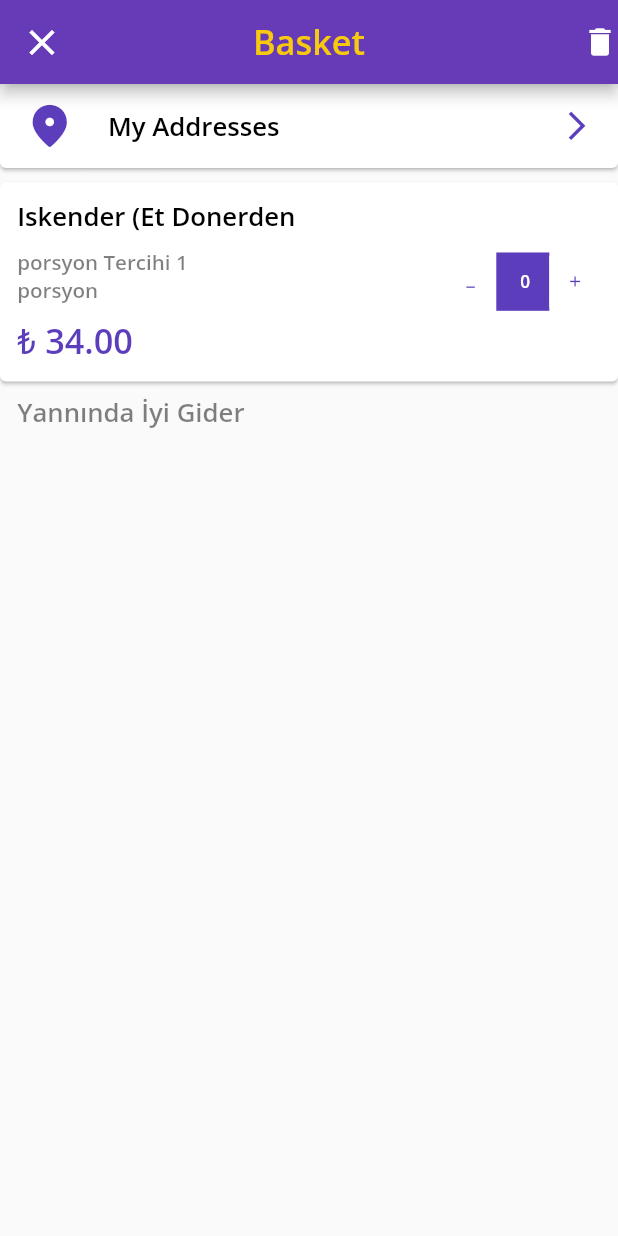
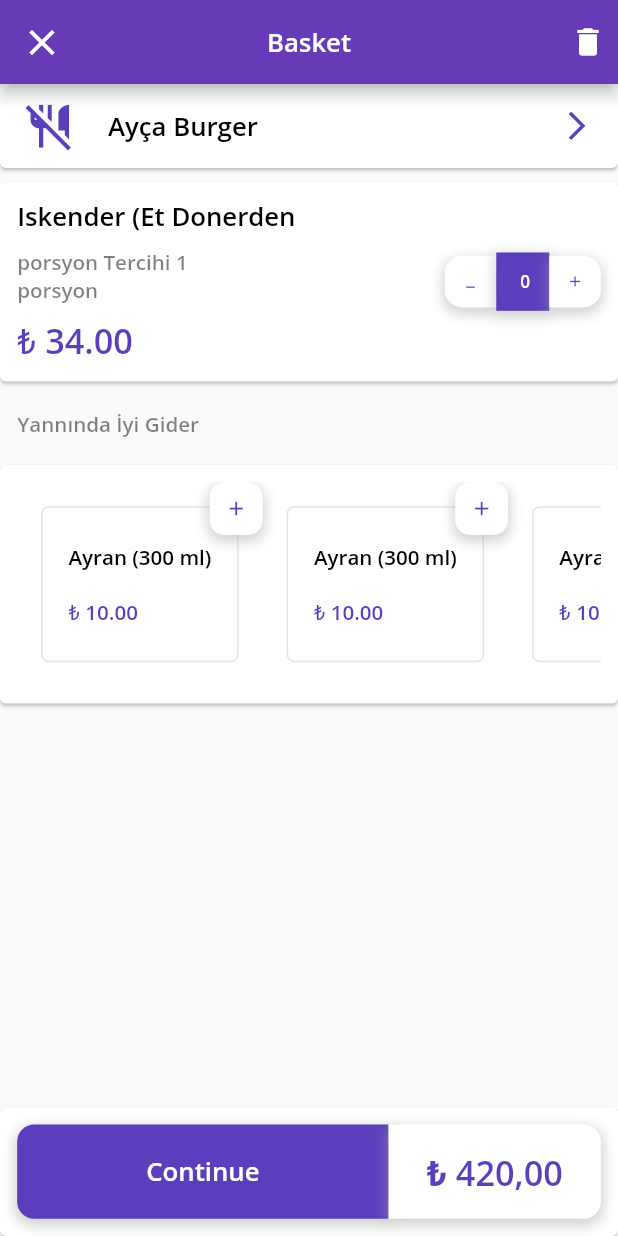
Before and after one commit to Osama7Star/IBasket, a Flutter app: the Basket screen opened directly, on a phone screen of 412 x 824 dp. Run offline on Flutter 3.47's test engine with Material 2 defaults, Android fonts, the phone set to English and light mode, and no system bars; network calls fail.

Commit message:
- finishing basket (almost)

```diff
--- a/lib/screens/GetirFood/meal/widgets/widgets.dart
+++ b/lib/screens/GetirFood/meal/widgets/widgets.dart
@@ -35,8 +35,8 @@ class ContainerIcon extends StatelessWidget {
     switch (whichBox) {
       case 1:
         {
-          topLeft = CustomSizes.padding7;
-          bottomLeft = CustomSizes.padding7;
+          topLeft = CustomSizes.padding5;
+          bottomLeft = CustomSizes.padding5;
           topRight = 0;
           bottomRight = 0;
         }
@@ -45,8 +45,8 @@ class ContainerIcon extends StatelessWidget {
         {
           topLeft = 0;
           bottomLeft = 0;
-          topRight = CustomSizes.padding7;
-          bottomRight = CustomSizes.padding7;
+          topRight = CustomSizes.padding5;
+          bottomRight = CustomSizes.padding5;
         }
         break;
       case 3:
@@ -63,6 +63,15 @@ class ContainerIcon extends StatelessWidget {
       child: Container(
         padding: EdgeInsets.all(paddingValue??CustomSizes.header4),
         decoration: BoxDecoration(
+          boxShadow: [
+            BoxShadow(
+              color: Colors.grey.withOpacity(0.5),
+              spreadRadius: 1,
+              blurRadius: 7,
+              offset: const Offset(
+                  0, 3), // changes position of shadow
+            ),
+          ],
           borderRadius: BorderRadius.only(
               topLeft: Radius.circular(topLeft),
               topRight: Radius.circular(topRight),
--- a/lib/screens/custome_widgets/widgets.dart
+++ b/lib/screens/custome_widgets/widgets.dart
@@ -18,7 +18,8 @@ CustomAppBar(
           fontWeight: FontWeight.bold),
     );
 
-CustomAppBarWithIcons({required BuildContext context,required String text, Widget? widget}) => AppBar(
+CustomAppBarWithIcons({required BuildContext context,required String text, Widget? widget,Color? color,
+  double? fontSize}) => AppBar(
       leading: IconButton(
         icon: Icon(Icons.close, size: CustomSizes.iconSizeMedium / 1.2),
         onPressed: () {
@@ -39,8 +40,8 @@ CustomAppBarWithIcons({required BuildContext context,required String text, Widge
       centerTitle: true,
       title: CustomText(
           text: text,
-          fontSize: CustomSizes.header3,
-          color: CustomColors.yellow,
+          fontSize:fontSize?? CustomSizes.header3,
+          color:color?? CustomColors.yellow,
           fontWeight: FontWeight.bold),
     );
 class IconTextInContainer extends StatelessWidget {
--- a/lib/screens/other_pages/basket/basket.dart
+++ b/lib/screens/other_pages/basket/basket.dart
@@ -4,6 +4,7 @@ import 'package:getir_clone/screens/custome_widgets/texts.dart';
 import 'package:getir_clone/screens/custome_widgets/widgets.dart';
 import 'package:getir_clone/screens/other_pages/profile/addresses/add_address/addresses.dart';
 import 'package:getir_clone/screens/other_pages/profile/custom_widgets/widgets.dart';
+import 'package:getir_clone/screens/other_pages/promotions/widgets/widgets.dart';
 import 'package:getir_clone/utilities/colors.dart';
 import 'package:getir_clone/utilities/sizes.dart';
 
@@ -21,11 +22,16 @@ class _BasketState extends State<Basket> {
   Widget build(BuildContext context) {
     return Scaffold(
         appBar: CustomAppBarWithIcons(
-            context: context, text: 'Basket', widget: Icon(Icons.delete)),
-        body: ListView(children: [
+            context: context, text: 'Basket',color: CustomColors.white,fontSize:CustomSizes.header4, widget: Padding(
+              padding:  EdgeInsets.all(8.0),
+              child: Icon(Icons.delete),
+            )),
+        body: Stack(
+          children: [
+            ListView(children: [
               ProfileList(
-              icon1: Icons.location_on_rounded,
-              text: 'My Addresses',
+                  icon1: Icons.no_meals_sharp,
+                  text: 'Ayça Burger',
                   icon2: Icons.arrow_forward_ios,
                   function: () {
                     Navigator.push(
@@ -69,21 +75,22 @@ class _BasketState extends State<Basket> {
                             mainAxisAlignment: MainAxisAlignment.end,
                             children: [
                               ContainerIcon(
-                              paddingValue:CustomSizes.padding5,
+                                  paddingValue: CustomSizes.padding5,
                                   whichBox: 1,
                                   widget: Icon(
                                     Icons.minimize_sharp,
                                     color: CustomColors.primary,
-                                size: CustomSizes.iconSize/2,
+                                    size: CustomSizes.iconSize / 2,
                                   ),
                                   function: () {
                                     setState(() {
-                                  mealsNumber > 0 ? mealsNumber-- : mealsNumber;
+                                      mealsNumber > 0
+                                          ? mealsNumber--
+                                          : mealsNumber;
                                     });
                                   }),
                               ContainerIcon(
-                              paddingValue:CustomSizes.padding5,
-
+                                  paddingValue: CustomSizes.padding5,
                                   whichBox: 3,
                                   isRounded: true,
                                   color: CustomColors.primary,
@@ -95,12 +102,11 @@ class _BasketState extends State<Basket> {
                                   ),
                                   function: () {}),
                               ContainerIcon(
-                              paddingValue:CustomSizes.padding5,
-
+                                  paddingValue: CustomSizes.padding5,
                                   whichBox: 2,
                                   widget: Icon(Icons.add,
                                       color: CustomColors.primary,
-                                  size: CustomSizes.iconSize/2),
+                                      size: CustomSizes.iconSize / 2),
                                   function: () {
                                     setState(() {
                                       mealsNumber = mealsNumber + 1;
@@ -110,24 +116,136 @@ class _BasketState extends State<Basket> {
                       )
                     ]),
                   )),
-
-          SizedBox(height:CustomSizes.verticalSpace),
+              SizedBox(height: CustomSizes.verticalSpace*2),
               Padding(
-            padding:  EdgeInsets.only(left:CustomSizes.padding5),
+                padding: EdgeInsets.only(left: CustomSizes.padding5),
                 child: CustomText(
                     text: 'Yannında İyi Gider',
+                    fontSize: CustomSizes.header5,
+                    color: CustomColors.black.withOpacity(0.5),
+                    isCenter: false),
+              ),
+              SizedBox(height: CustomSizes.verticalSpace*2),
+              Card(
+                margin: EdgeInsets.zero,
+                child: Padding(
+                  padding: EdgeInsets.all(CustomSizes.padding5),
+                  child: SingleChildScrollView(
+                    scrollDirection: Axis.horizontal,
+                    child: Row(children: [
+                      BasketExtra(),
+                      BasketExtra(),
+                      BasketExtra(),
+                      BasketExtra(),
+                      BasketExtra(),
+                    ]),
+                  ),
+                ),
+              )
+            ]),
+
+            /// TODO: MAKE THIS
+            Align(
+              alignment: Alignment.bottomCenter,
+              child: Card(
+                margin: EdgeInsets.zero,
+                child: SizedBox(
+                  height: CustomSizes.height6,
+                  child: Padding(
+                    padding: EdgeInsets.all(CustomSizes.padding5),
+                    child: Row(children: [
+                      Expanded(
+                        flex: 7,
+                        child: ContainerIcon(
+                            whichBox: 1,
+                            isRounded: true,
+                            color: CustomColors.primary,
+                            widget: CustomText(
+                              text: 'Continue',
+                              color: CustomColors.white,
                               fontSize: CustomSizes.header4,
-                color: CustomColors.black.withOpacity(0.5),
-            isCenter:false),
+                              fontWeight: FontWeight.bold,
                             ),
-          SizedBox(height:CustomSizes.verticalSpace),
+                            function: () {}),
+                      ),
+                      Expanded(
+                        flex: 4,
+                        child: Container(
+                          decoration: BoxDecoration(
 
-          Container(
-            decoration:BoxDecoration(
-
+                          ),
+                          child: ContainerIcon(
+                              whichBox: 2,
+                              isRounded: true,
+                              color: CustomColors.white,
+                              widget: CustomText(
+                                text: '₺ 420,00',
+                                color: CustomColors.primary,
+                                fontSize: CustomSizes.header3,
+                                fontWeight: FontWeight.bold,
+                              ),
+                              function: () {}),
+                        ),
+                      ),
+                    ]),
+                  ),
+                ),
+              ),
             )
-          )
-
-        ]));
+          ],
+        ));
   }
 }
+
+class BasketExtra extends StatelessWidget {
+  const BasketExtra({
+    Key? key,
+  }) : super(key: key);
+
+  @override
+  Widget build(BuildContext context) {
+    return Stack(children: [
+      Stack(
+        children: [
+          Padding(
+            padding: EdgeInsets.all(CustomSizes.padding4),
+            child: Container(
+                padding: EdgeInsets.symmetric(
+                    vertical: CustomSizes.padding1,
+                    horizontal: CustomSizes.padding3),
+                decoration: BoxDecoration(
+                    border:
+                        Border.all(color: CustomColors.black.withOpacity(0.1)),
+                    borderRadius: const BorderRadius.all(
+                      Radius.circular(5),
+                    )),
+                child: Column(
+                    mainAxisAlignment: MainAxisAlignment.spaceBetween,
+                    crossAxisAlignment: CrossAxisAlignment.start,
+                    children: [
+                      CustomText(
+                          text: 'Ayran (300 ml)',
+                          fontSize: CustomSizes.header5,
+                          color: CustomColors.black,
+                          isCenter: false),
+                      SizedBox(height: CustomSizes.verticalSpace * 2),
+                      CustomText(
+                          text: '₺ 10.00',
+                          fontSize: CustomSizes.header5,
+                          color: CustomColors.primary,
+                          isCenter: false),
+                    ])),
+          ),
+          Positioned(
+              top: 0,
+              right: 0,
+              child: IconInContainer(
+                icon: Icons.add,
+                radius: 10,
+                iconSize: CustomSizes.iconSize / 1.5,
+              )),
+        ],
+      ),
+    ]);
+  }
+}
--- a/lib/screens/other_pages/promotions/widgets/widgets.dart
+++ b/lib/screens/other_pages/promotions/widgets/widgets.dart
@@ -2,9 +2,10 @@ import 'package:flutter/material.dart';
 import 'package:getir_clone/utilities/colors.dart';
 import 'package:getir_clone/utilities/sizes.dart';
 class IconInContainer extends StatelessWidget {
-  const IconInContainer({Key? key,required this.icon, this.radius = 15}) : super(key: key);
+  const IconInContainer({Key? key,required this.icon, this.radius = 15, this.iconSize}) : super(key: key);
   final IconData icon ;
   final double radius;
+  final double? iconSize;
   @override
   Widget build(BuildContext context) {
     return Container(
@@ -24,6 +25,6 @@ class IconInContainer extends StatelessWidget {
         ),
         child: Icon(icon,
             color: CustomColors.primary,
-            size: CustomSizes.iconSize));
+            size: iconSize??CustomSizes.iconSize));
   }
 }
```
Lines whose indentation alone changed are shown as unchanged.
